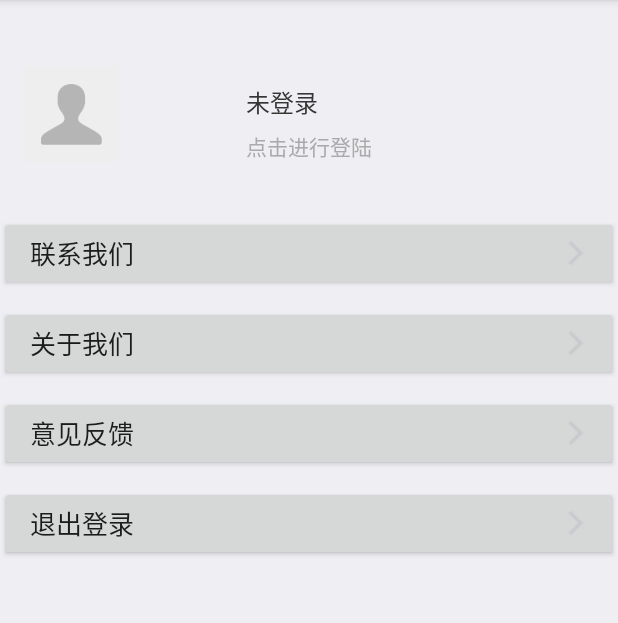
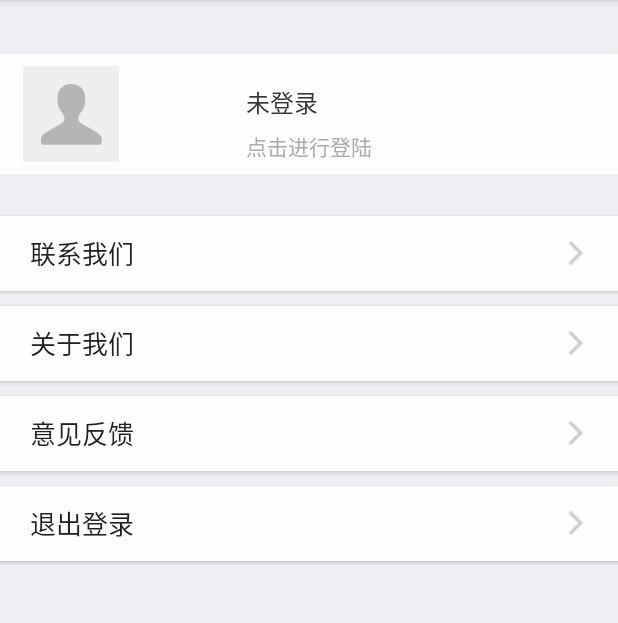
Before and after one commit to FoxyWinner/TodaysHeadlineTraining, an Android app: the fragment SettingsFragment shown on its own in the app's theme, on a phone screen of 412 x 824 dp, the part 84-707 px from its top. Run offline under Robolectric (Android 15) with nearby library versions, the phone set to English and light mode, and no system bars.

Commit message:
修复了因为button-background而导致的崩溃bug，原因是因为指定了xml只为v24服务

```diff
--- a/app/src/main/res/layout/fragment_settings.xml
+++ b/app/src/main/res/layout/fragment_settings.xml
@@ -13,7 +13,7 @@
         android:layout_marginTop="16dp"
         android:clickable="true"
         android:paddingBottom="8dp"
-
+        android:background="@drawable/button_bg_selector"
         android:paddingTop="8dp"
 
         >
@@ -64,7 +64,7 @@
         android:layout_width="fill_parent"
         android:layout_height="50dp"
         android:layout_marginTop="10dp"
-
+        android:background="@drawable/button_bg_selector"
         android:text="联系我们"
         android:textSize="17sp"
         android:gravity="center_vertical|left"
@@ -77,7 +77,7 @@
         android:layout_marginTop="10dp"
         android:layout_width="fill_parent"
         android:layout_height="50dp"
-
+        android:background="@drawable/button_bg_selector"
         android:text="关于我们"
         android:textSize="17sp"
         android:gravity="center_vertical|left"
@@ -91,7 +91,7 @@
         android:layout_marginTop="10dp"
         android:layout_width="fill_parent"
         android:layout_height="50dp"
-
+        android:background="@drawable/button_bg_selector"
         android:text="意见反馈"
         android:textSize="17sp"
         android:gravity="center_vertical|left"
@@ -103,7 +103,7 @@
         android:id="@+id/bt_resetlogin"
         android:layout_width="fill_parent"
         android:layout_height="50dp"
-
+        android:background="@drawable/button_bg_selector"
         android:layout_marginTop="10dp"
         android:text="退出登录"
         android:textSize="17sp"
```
Also changed, not shown: app/src/main/res/drawable/bg_loading_dialog_shape.xml (renamed from app/src/main/res/drawable-v24/bg_loading_dialog_shape.xml), app/src/main/res/drawable/button_bg.xml (renamed from app/src/main/res/drawable-v24/button_bg.xml), app/src/main/res/drawable/button_bg_hover.xml (renamed from app/src/main/res/drawable-v24/button_bg_hover.xml), app/src/main/res/drawable/button_bg_selector.xml (renamed from app/src/main/res/drawable-v24/button_bg_selector.xml), app/src/main/res/drawable/ic_launcher_foreground.xml (renamed from app/src/main/res/drawable-v24/ic_launcher_foreground.xml), app/src/main/res/drawable/loading_dialog_progressbar.xml (renamed from app/src/main/res/drawable-v24/loading_dialog_progressbar.xml), app/src/main/res/drawable/loading_progress.png (renamed from app/src/main/res/drawable-v24/loading_progress.png).
